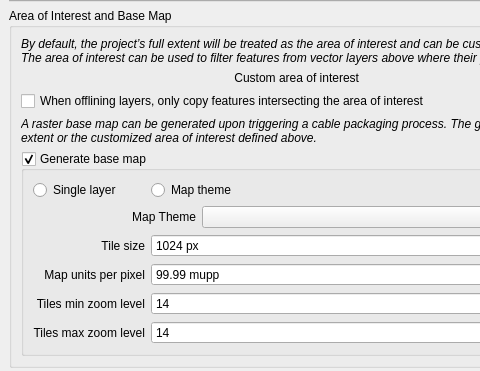
This is qfieldsync/ui/project_configuration_widget.ui in opengisch/qfieldsync as Qt 5 draws it before an edit; both pictures show x 0 to 480 and y 199 to 570 of the 737 by 570 pixel window. The edited form follows.
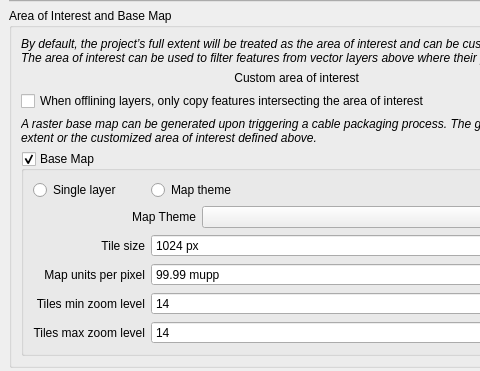
This is the edited form. Custom widgets are drawn as their Qt base class.

Commit message: Remove verb and capitalize base map (sub)groupbox

```diff
--- a/qfieldsync/ui/project_configuration_widget.ui
+++ b/qfieldsync/ui/project_configuration_widget.ui
@@ -318,7 +318,7 @@
           <item row="4" column="0" colspan="2">
            <widget class="QgsCollapsibleGroupBox" name="createBaseMapGroupBox">
             <property name="title">
-             <string>Generate base map</string>
+             <string>Base Map</string>
             </property>
             <property name="checkable">
              <bool>true</bool>
```
